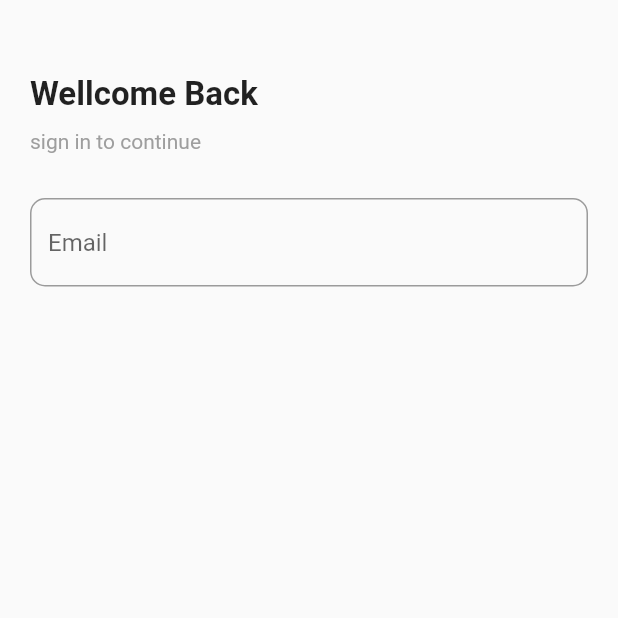
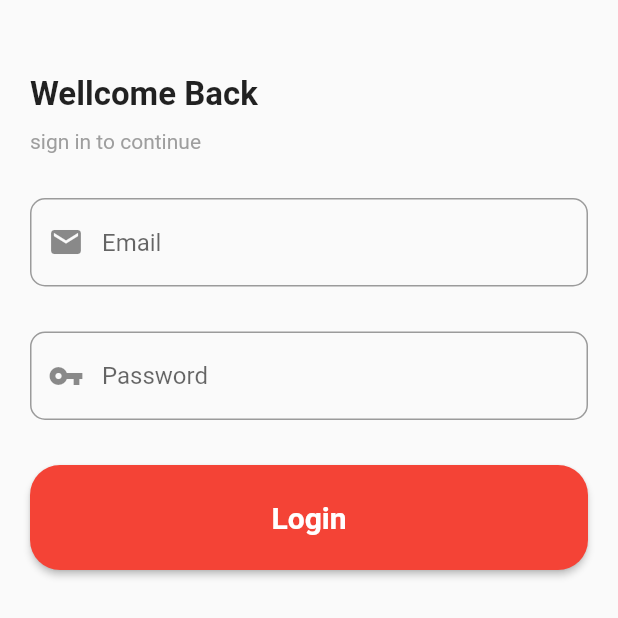
Before and after one commit to Robertrodrigues000/Desafio-Mobile-Developer, a Flutter app: the screen it shows after launch, on a phone screen of 412 x 824 dp, the top half of it. Run offline on Flutter 3.47's test engine with Material 2 defaults, Android fonts, the phone set to English and light mode, and no system bars; our stand-ins replace firebase_auth, firebase_core; accounts and stored records are empty.

Commit message:
:up: get name and password on console

```diff
--- a/lib/screens/Authentication/login.dart
+++ b/lib/screens/Authentication/login.dart
@@ -8,6 +8,7 @@ class Login extends StatefulWidget {
 class _LoginState extends State<Login> {
   late TextEditingController _emailController;
   late TextEditingController _passwordController;
+  final _formkey = GlobalKey<FormState>();
 
   @override
   void initState() {
@@ -29,6 +30,8 @@ class _LoginState extends State<Login> {
       body: SafeArea(
         child: Padding(
           padding: const EdgeInsets.all(20.0),
+          child: Form(
+            key: _formkey,
             child: Column(
               crossAxisAlignment: CrossAxisAlignment.start,
               children: [
@@ -45,12 +48,47 @@ class _LoginState extends State<Login> {
                 ),
                 SizedBox(height: 30),
                 TextFormField(
+                  controller: _emailController,
+                  validator: (val) =>
+                      val!.isNotEmpty ? null : "Please enter a email address",
                   decoration: InputDecoration(
                       hintText: "Email",
+                      prefixIcon: Icon(Icons.mail),
                       border: OutlineInputBorder(
                           borderRadius: BorderRadius.circular(10))),
-              )
+                ),
+                SizedBox(height: 30),
+                TextFormField(
+                  validator: (val) =>
+                      val!.length < 6 ? "Enter more than 6 char" : null,
+                  controller: _passwordController,
+                  obscureText: true,
+                  decoration: InputDecoration(
+                      prefixIcon: Icon(Icons.vpn_key),
+                      hintText: "Password",
+                      border: OutlineInputBorder(
+                          borderRadius: BorderRadius.circular(10))),
+                ),
+                SizedBox(height: 30),
+                MaterialButton(
+                    onPressed: () {
+                      if (_formkey.currentState!.validate()) {
+                        print("Email: ${_emailController.text}");
+                        print("Password: ${_passwordController.text}");
+                      }
+                    },
+                    height: 70,
+                    minWidth: double.infinity,
+                    color: Theme.of(context).primaryColor,
+                    textColor: Colors.white,
+                    shape: RoundedRectangleBorder(
+                      borderRadius: BorderRadius.circular(20),
+                    ),
+                    child: Text("Login",
+                        style: TextStyle(
+                            fontSize: 20, fontWeight: FontWeight.bold)))
               ],
+            ),
           ),
         ),
       ),
```
Lines whose indentation alone changed are shown as unchanged.
